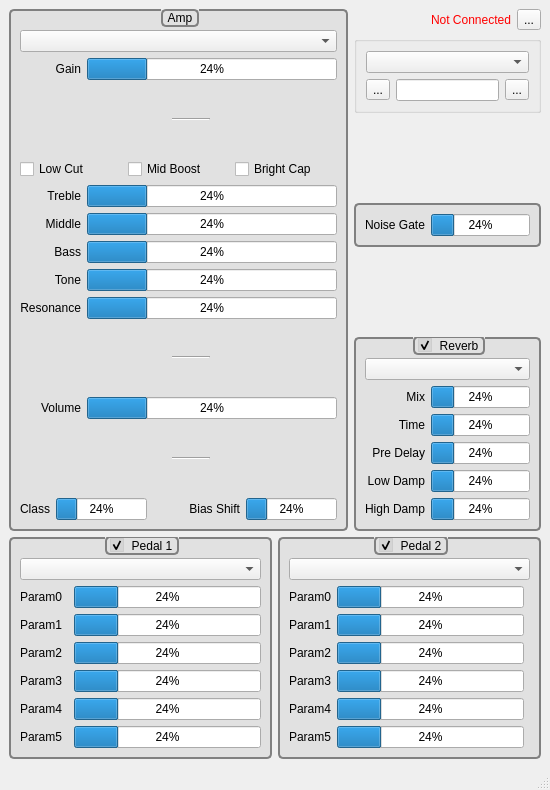
Old version of the form resources/ui/main_win.ui in the repository Houston4444/OsciTronix.
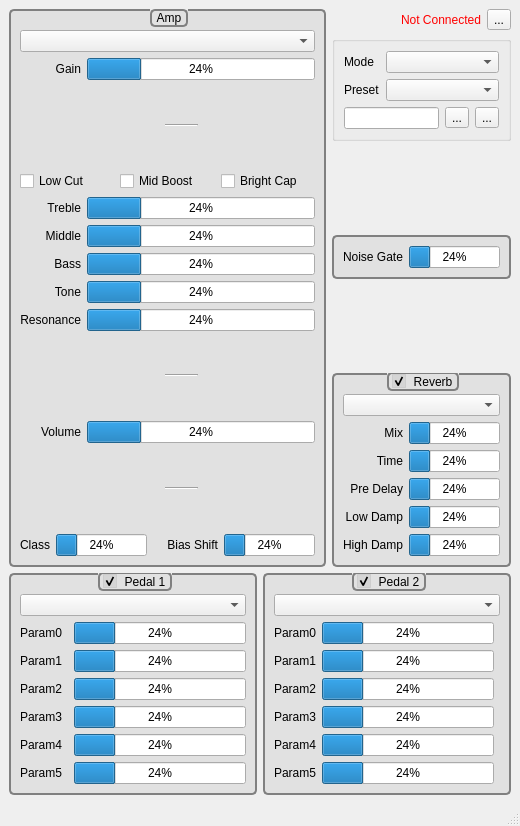
New version of the form. Icons and pictures are not drawn. Custom widgets are drawn as their Qt base class.

Commit message: fix presets combobox not filled at startup

```diff
--- a/resources/ui/main_win.ui
+++ b/resources/ui/main_win.ui
@@ -6,8 +6,8 @@
    <rect>
     <x>0</x>
     <y>0</y>
-    <width>550</width>
-    <height>790</height>
+    <width>520</width>
+    <height>826</height>
    </rect>
   </property>
   <property name="windowTitle">
@@ -379,20 +379,37 @@
           </property>
           <layout class="QVBoxLayout" name="verticalLayout_4">
            <item>
-            <widget class="QComboBox" name="comboBoxMode"/>
+            <layout class="QGridLayout" name="gridLayout_6">
+             <item row="0" column="0">
+              <widget class="QLabel" name="label_10">
+               <property name="sizePolicy">
+                <sizepolicy hsizetype="Maximum" vsizetype="Preferred">
+                 <horstretch>0</horstretch>
+                 <verstretch>0</verstretch>
+                </sizepolicy>
+               </property>
+               <property name="text">
+                <string>Mode</string>
+               </property>
+              </widget>
+             </item>
+             <item row="0" column="1">
+              <widget class="QComboBox" name="comboBoxMode"/>
+             </item>
+             <item row="1" column="1">
+              <widget class="QComboBox" name="comboBoxBanksAndPresets"/>
+             </item>
+             <item row="1" column="0">
+              <widget class="QLabel" name="labelBankPreset">
+               <property name="text">
+                <string>Preset</string>
+               </property>
+              </widget>
+             </item>
+            </layout>
            </item>
            <item>
             <layout class="QHBoxLayout" name="horizontalLayout_7">
-             <item>
-              <widget class="QToolButton" name="toolButton">
-               <property name="text">
-                <string>...</string>
-               </property>
-               <property name="icon">
-                <iconset theme="document-save-all"/>
-               </property>
-              </widget>
-             </item>
              <item>
               <widget class="QLineEdit" name="lineEditProgramName">
                <property name="maxLength">
@@ -409,7 +426,23 @@
                 <string>...</string>
                </property>
                <property name="icon">
-                <iconset theme="edit-undo"/>
+                <iconset theme="document-save-as"/>
+               </property>
+              </widget>
+             </item>
+             <item>
+              <widget class="QToolButton" name="toolButtonUpload">
+               <property name="toolTip">
+                <string>Save current program in the amp</string>
+               </property>
+               <property name="text">
+                <string>...</string>
+               </property>
+               <property name="icon">
+                <iconset theme="cloud-upload"/>
+               </property>
+               <property name="popupMode">
+                <enum>QToolButton::InstantPopup</enum>
                </property>
               </widget>
              </item>
```
Left out of the diff: 4 changed lines with no effect on the pictures. The commit also changes 7 other files.
